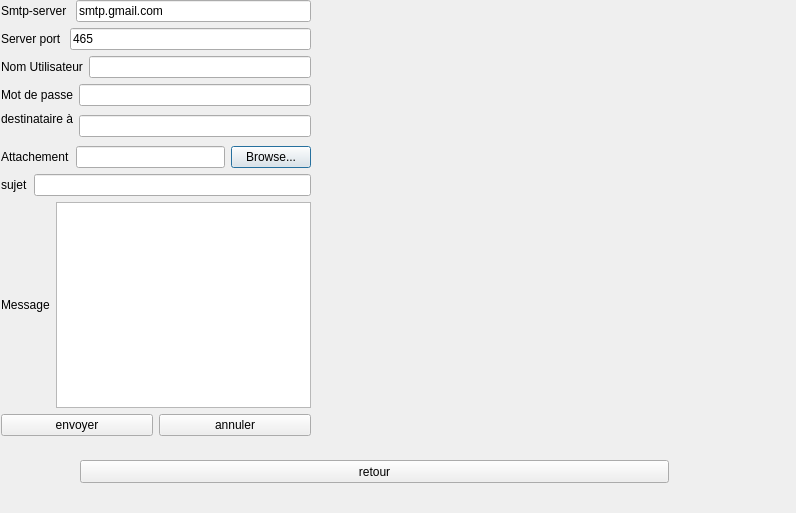
Old version of the form gestion_fournisseur_stock/Seance6 - Copie/mail.ui in the repository medhama/ThePieChart.
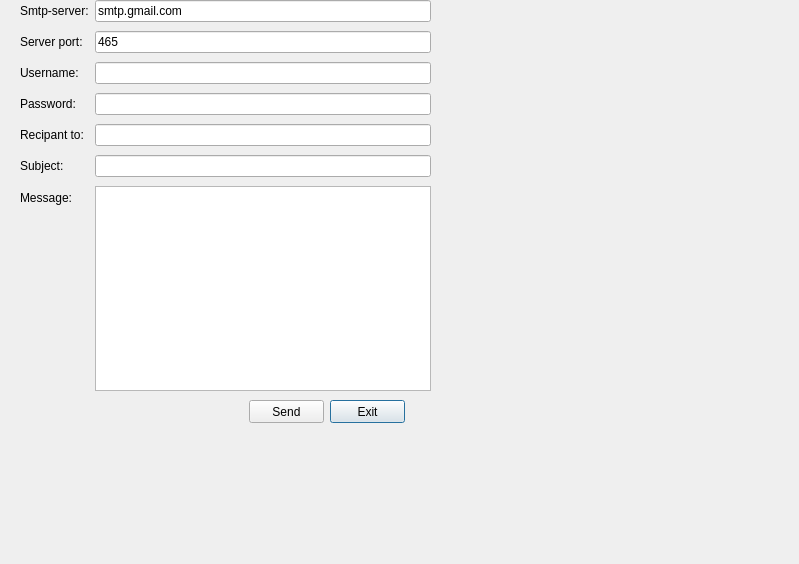
New version of the form.

Patch:
```diff
--- a/gestion_fournisseur_stock/Seance6 - Copie/mail.ui
+++ b/gestion_fournisseur_stock/Seance6 - Copie/mail.ui
@@ -6,8 +6,8 @@
    <rect>
     <x>0</x>
     <y>0</y>
-    <width>796</width>
-    <height>513</height>
+    <width>799</width>
+    <height>564</height>
    </rect>
   </property>
   <property name="windowTitle">
@@ -16,184 +16,144 @@
   <widget class="QWidget" name="layoutWidget">
    <property name="geometry">
     <rect>
-     <x>1</x>
+     <x>20</x>
      <y>0</y>
-     <width>310</width>
-     <height>436</height>
+     <width>411</width>
+     <height>391</height>
     </rect>
    </property>
-   <layout class="QVBoxLayout" name="verticalLayout_7">
-    <item>
-     <layout class="QVBoxLayout" name="verticalLayout_52">
-      <item>
-       <layout class="QHBoxLayout" name="horizontalLayout_47">
-        <item>
-         <widget class="QLabel" name="label_56">
+   <layout class="QFormLayout" name="formLayout">
+    <property name="fieldGrowthPolicy">
+     <enum>QFormLayout::ExpandingFieldsGrow</enum>
+    </property>
+    <property name="rowWrapPolicy">
+     <enum>QFormLayout::WrapLongRows</enum>
+    </property>
+    <property name="verticalSpacing">
+     <number>9</number>
+    </property>
+    <item row="0" column="0">
+     <widget class="QLabel" name="label">
           <property name="text">
-           <string>Smtp-server </string>
+       <string>Smtp-server:</string>
           </property>
          </widget>
         </item>
-        <item>
+    <item row="1" column="0">
+     <widget class="QLabel" name="label_2">
+      <property name="text">
+       <string>Server port:</string>
+      </property>
+     </widget>
+    </item>
+    <item row="2" column="0">
+     <widget class="QLabel" name="label_3">
+      <property name="text">
+       <string>Username:</string>
+      </property>
+     </widget>
+    </item>
+    <item row="3" column="0">
+     <widget class="QLabel" name="label_4">
+      <property name="text">
+       <string>Password:</string>
+      </property>
+     </widget>
+    </item>
+    <item row="4" column="0">
+     <widget class="QLabel" name="label_5">
+      <property name="text">
+       <string>Recipant to:</string>
+      </property>
+     </widget>
+    </item>
+    <item row="5" column="0">
+     <widget class="QLabel" name="label_6">
+      <property name="text">
+       <string>Subject:</string>
+      </property>
+     </widget>
+    </item>
+    <item row="6" column="0">
+     <widget class="QLabel" name="label_7">
+      <property name="text">
+       <string>Message:</string>
+      </property>
+     </widget>
+    </item>
+    <item row="0" column="1">
          <widget class="QLineEdit" name="server">
           <property name="text">
            <string>smtp.gmail.com</string>
           </property>
          </widget>
         </item>
-       </layout>
-      </item>
-      <item>
-       <layout class="QHBoxLayout" name="horizontalLayout_48">
-        <item>
-         <widget class="QLabel" name="label_57">
-          <property name="text">
-           <string>Server port </string>
-          </property>
-         </widget>
-        </item>
-        <item>
+    <item row="1" column="1">
          <widget class="QLineEdit" name="port">
           <property name="text">
            <string>465</string>
           </property>
          </widget>
         </item>
-       </layout>
-      </item>
-      <item>
-       <layout class="QHBoxLayout" name="horizontalLayout_49">
-        <item>
-         <widget class="QLabel" name="label_58">
-          <property name="text">
-           <string>Nom Utilisateur</string>
-          </property>
-         </widget>
-        </item>
-        <item>
+    <item row="2" column="1">
          <widget class="QLineEdit" name="uname"/>
         </item>
-       </layout>
-      </item>
-      <item>
-       <layout class="QHBoxLayout" name="horizontalLayout_50">
-        <item>
-         <widget class="QLabel" name="label_59">
-          <property name="text">
-           <string>Mot de passe</string>
-          </property>
-         </widget>
-        </item>
-        <item>
+    <item row="3" column="1">
          <widget class="QLineEdit" name="paswd">
+      <property name="inputMask">
+       <string/>
+      </property>
           <property name="echoMode">
            <enum>QLineEdit::Password</enum>
           </property>
          </widget>
         </item>
-       </layout>
-      </item>
-      <item>
-       <layout class="QHBoxLayout" name="horizontalLayout_51">
-        <item>
-         <widget class="QLabel" name="label_60">
-          <property name="text">
-           <string>destinataire à
-</string>
-          </property>
-         </widget>
-        </item>
-        <item>
+    <item row="4" column="1">
          <widget class="QLineEdit" name="rcpt"/>
         </item>
-       </layout>
-      </item>
-      <item>
-       <layout class="QHBoxLayout" name="horizontalLayout_52">
-        <item>
-         <widget class="QLabel" name="label_61">
-          <property name="text">
-           <string>Attachement</string>
-          </property>
-         </widget>
-        </item>
-        <item>
-         <layout class="QHBoxLayout" name="horizontalLayout_46">
-          <item>
-           <widget class="QLineEdit" name="file"/>
-          </item>
-          <item>
-           <widget class="QPushButton" name="browseBtn">
-            <property name="text">
-             <string>Browse...</string>
-            </property>
-           </widget>
-          </item>
-         </layout>
-        </item>
-       </layout>
-      </item>
-      <item>
-       <layout class="QHBoxLayout" name="horizontalLayout_53">
-        <item>
-         <widget class="QLabel" name="label_62">
-          <property name="text">
-           <string>sujet</string>
-          </property>
-         </widget>
-        </item>
-        <item>
+    <item row="5" column="1">
          <widget class="QLineEdit" name="subject"/>
         </item>
-       </layout>
-      </item>
-      <item>
-       <layout class="QHBoxLayout" name="horizontalLayout_54">
-        <item>
-         <widget class="QLabel" name="label_63">
-          <property name="text">
-           <string>Message</string>
-          </property>
-         </widget>
-        </item>
-        <item>
+    <item row="6" column="1">
          <widget class="QPlainTextEdit" name="msg"/>
         </item>
        </layout>
-      </item>
-     </layout>
-    </item>
-    <item>
-     <layout class="QHBoxLayout" name="horizontalLayout_55">
-      <item>
-       <widget class="QPushButton" name="sendBtn">
-        <property name="text">
-         <string>envoyer</string>
-        </property>
-       </widget>
-      </item>
-      <item>
+  </widget>
+  <widget class="QWidget" name="layoutWidget_2">
+   <property name="geometry">
+    <rect>
+     <x>20</x>
+     <y>0</y>
+     <width>204</width>
+     <height>25</height>
+    </rect>
+   </property>
+   <layout class="QHBoxLayout" name="horizontalLayout"/>
+  </widget>
        <widget class="QPushButton" name="exitBtn">
+   <property name="geometry">
+    <rect>
+     <x>330</x>
+     <y>400</y>
+     <width>75</width>
+     <height>23</height>
+    </rect>
+   </property>
         <property name="text">
-         <string>annuler</string>
-        </property>
-       </widget>
-      </item>
-     </layout>
-    </item>
-   </layout>
-  </widget>
-  <widget class="QPushButton" name="pushButton">
+    <string>Exit</string>
+   </property>
+  </widget>
+  <widget class="QPushButton" name="sendBtn">
    <property name="geometry">
     <rect>
-     <x>80</x>
-     <y>460</y>
-     <width>589</width>
+     <x>249</x>
+     <y>400</y>
+     <width>75</width>
      <height>23</height>
     </rect>
    </property>
    <property name="text">
-    <string>retour</string>
+    <string>Send</string>
    </property>
   </widget>
  </widget>
```
Left out of the diff: 4 changed lines with no effect on the pictures. Lines whose indentation alone changed are shown as unchanged.
